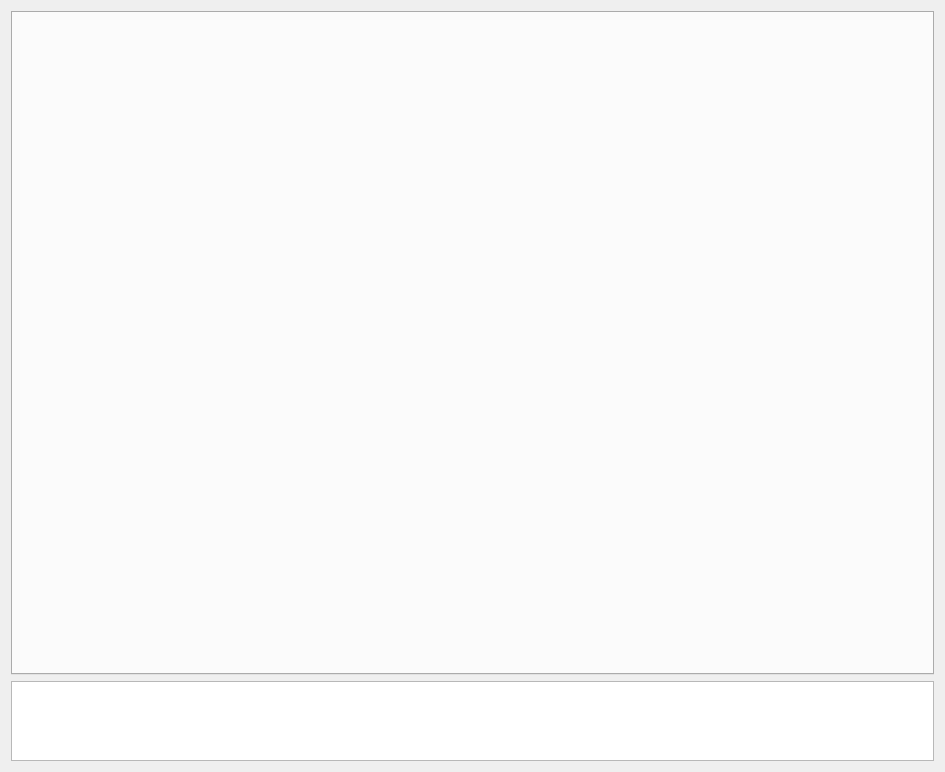
Before: the Qt Designer form app/sweidmt.ui in danikhani/CTScan_MT, drawn with Qt 5.
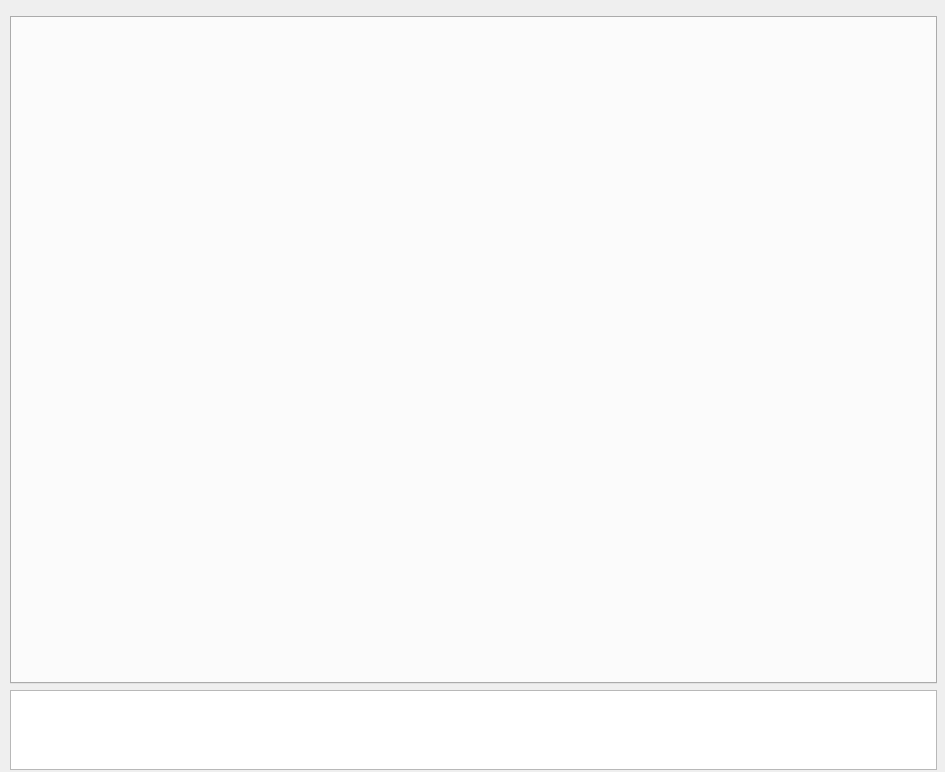
After: the same form once the commit is applied.

```diff
--- a/app/sweidmt.ui
+++ b/app/sweidmt.ui
@@ -13,12 +13,28 @@
   <property name="windowTitle">
    <string>Form</string>
   </property>
-  <layout class="QGridLayout" name="gridLayout">
-   <item row="1" column="0">
+  <widget class="QTabWidget" name="tabWidget">
+   <property name="geometry">
+    <rect>
+     <x>10</x>
+     <y>16</y>
+     <width>927</width>
+     <height>668</height>
+    </rect>
+   </property>
+  </widget>
     <widget class="QTextEdit" name="textEdit">
      <property name="enabled">
       <bool>true</bool>
      </property>
+   <property name="geometry">
+    <rect>
+     <x>10</x>
+     <y>690</y>
+     <width>927</width>
+     <height>80</height>
+    </rect>
+   </property>
      <property name="maximumSize">
       <size>
        <width>16777215</width>
@@ -26,11 +42,6 @@
       </size>
      </property>
     </widget>
-   </item>
-   <item row="0" column="0">
-    <widget class="QTabWidget" name="tabWidget"/>
-   </item>
-  </layout>
  </widget>
  <resources/>
  <connections/>
```
Left out of the diff: 6 changed lines with no effect on the pictures. Lines whose indentation alone changed are shown as unchanged.
